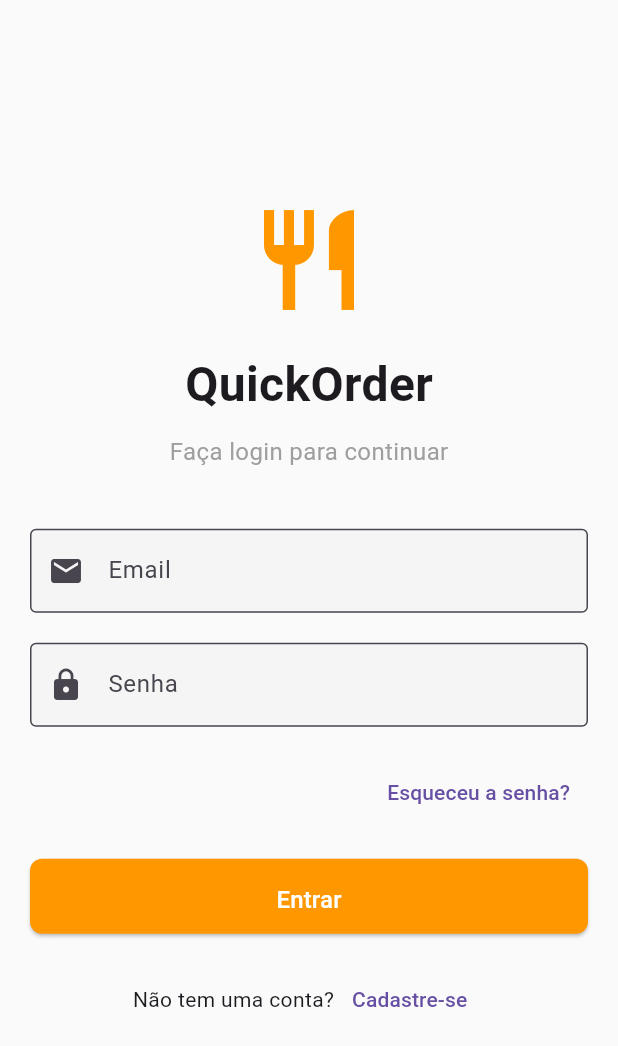
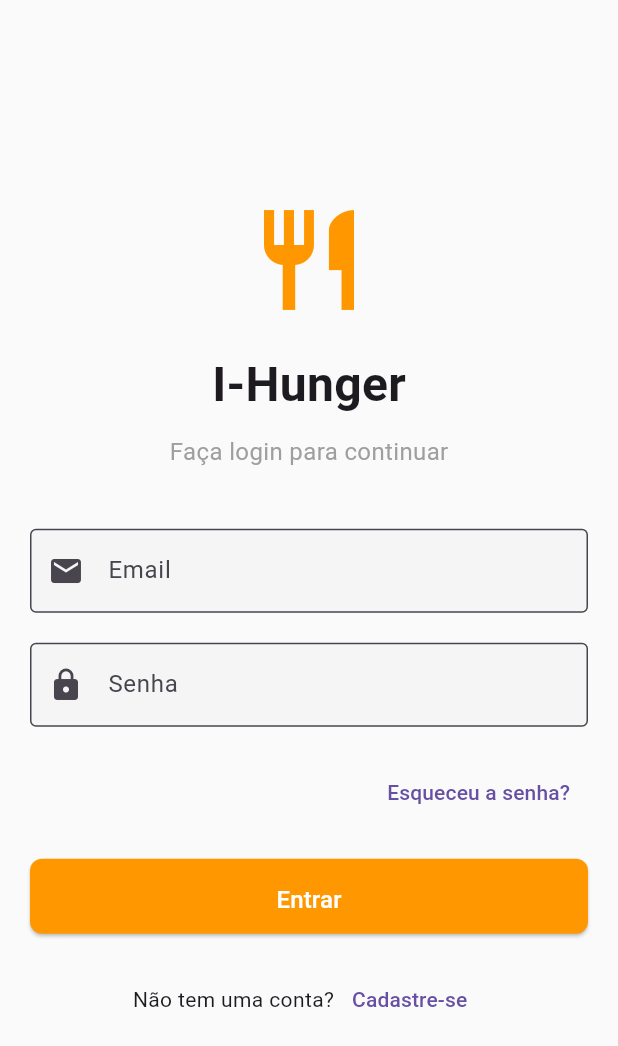
Before and after one commit to Gabriel-WC/I-Hunger, a Flutter app: the screen it shows after launch, on a phone screen of 412 x 824 dp. Shown: the top 1046 px of the screen. Run offline on Flutter 3.47's test engine with Material 3 defaults, Android fonts, the phone set to English and light mode, and no system bars; accounts and stored records are empty.

Commit message:
correcao de textos

```diff
--- a/lib/main.dart
+++ b/lib/main.dart
@@ -27,7 +27,7 @@ class MyApp extends StatelessWidget {
   @override
   Widget build(BuildContext context) {
     return MaterialApp(
-      title: 'QuickOrder',
+      title: 'I-Hunger',
       theme: ThemeData(
         primarySwatch: Colors.orange,
         scaffoldBackgroundColor: Colors.grey[50],
--- a/lib/views/login_view.dart
+++ b/lib/views/login_view.dart
@@ -30,7 +30,7 @@ class _LoginViewState extends State<LoginView> {
             ),
             const SizedBox(height: 20),
             const Text(
-              'QuickOrder',
+              'I-Hunger',
               style: TextStyle(
                 fontSize: 32,
                 fontWeight: FontWeight.bold,
```
